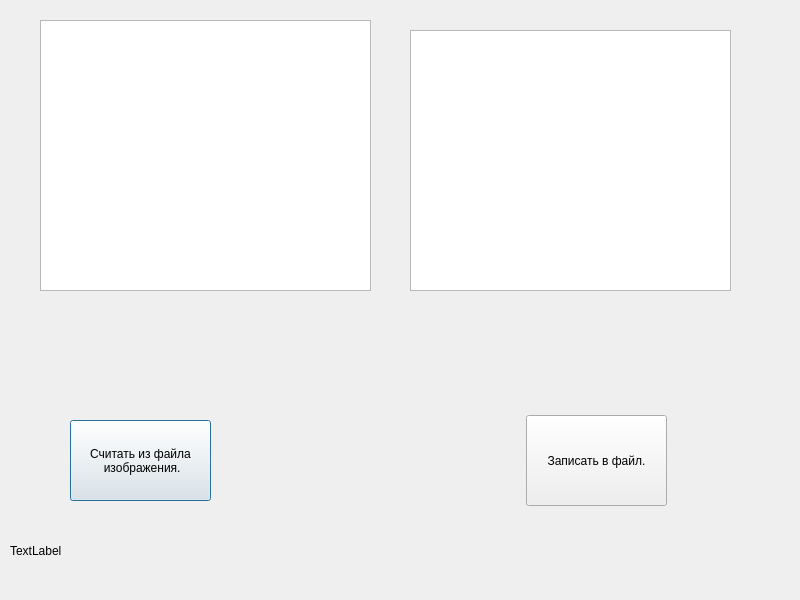
tsvigo/Funkciya_podachi_signalov_na_vhod, file dialog.ui: the form before one commit.
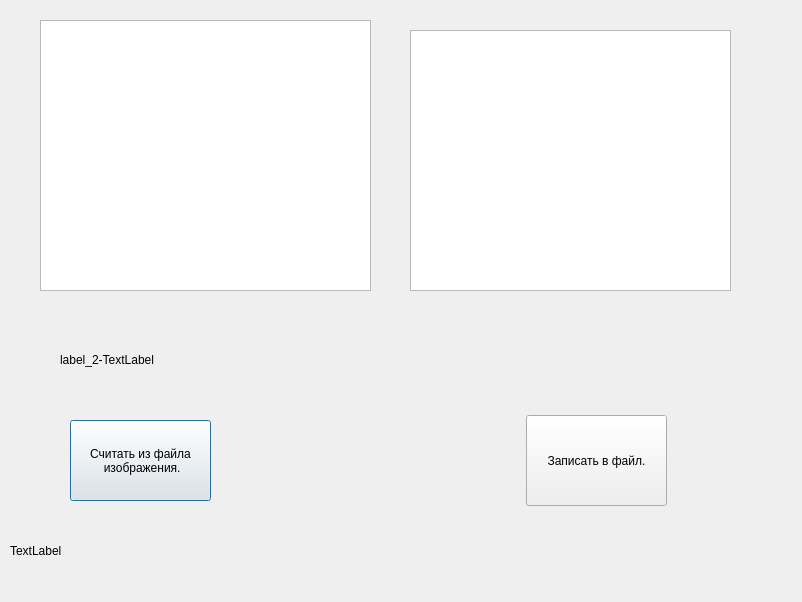
The form after the commit.

What changed in the file:
```diff
--- a/dialog.ui
+++ b/dialog.ui
@@ -6,8 +6,8 @@
    <rect>
     <x>0</x>
     <y>0</y>
-    <width>800</width>
-    <height>600</height>
+    <width>802</width>
+    <height>602</height>
    </rect>
   </property>
   <property name="windowTitle">
@@ -73,6 +73,19 @@
     <string>TextLabel</string>
    </property>
   </widget>
+  <widget class="QLabel" name="label_2">
+   <property name="geometry">
+    <rect>
+     <x>60</x>
+     <y>330</y>
+     <width>611</width>
+     <height>61</height>
+    </rect>
+   </property>
+   <property name="text">
+    <string>&lt;html&gt;&lt;head/&gt;&lt;body&gt;&lt;p&gt;label_2-TextLabel&lt;/p&gt;&lt;/body&gt;&lt;/html&gt;</string>
+   </property>
+  </widget>
  </widget>
  <resources/>
  <connections/>
```
